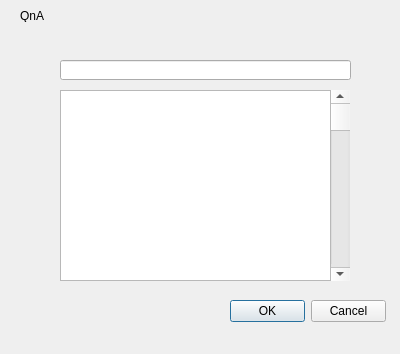
Above: FiveOfRuler/QNAWriteDialog.ui from simneol/JuDeP before the change. Below: the same form after it.
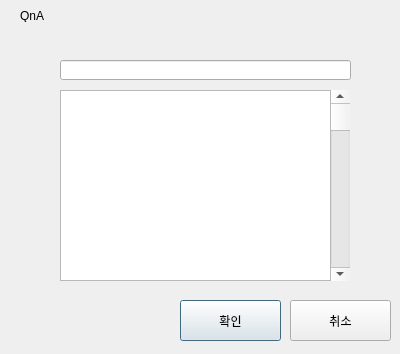
That is the form after the change.

The edit to the form file:
```diff
--- a/FiveOfRuler/QNAWriteDialog.ui
+++ b/FiveOfRuler/QNAWriteDialog.ui
@@ -13,19 +13,6 @@
   <property name="windowTitle">
    <string>Dialog</string>
   </property>
-  <widget class="QDialogButtonBox" name="sendcansel">
-   <property name="geometry">
-    <rect>
-     <x>230</x>
-     <y>300</y>
-     <width>156</width>
-     <height>23</height>
-    </rect>
-   </property>
-   <property name="standardButtons">
-    <set>QDialogButtonBox::Cancel|QDialogButtonBox::Ok</set>
-   </property>
-  </widget>
   <widget class="QScrollBar" name="scroll">
    <property name="geometry">
     <rect>
@@ -78,6 +65,32 @@
     </rect>
    </property>
   </widget>
+  <widget class="QPushButton" name="sendconfirm">
+   <property name="geometry">
+    <rect>
+     <x>180</x>
+     <y>300</y>
+     <width>101</width>
+     <height>41</height>
+    </rect>
+   </property>
+   <property name="text">
+    <string>확인</string>
+   </property>
+  </widget>
+  <widget class="QPushButton" name="sendcansel">
+   <property name="geometry">
+    <rect>
+     <x>290</x>
+     <y>300</y>
+     <width>101</width>
+     <height>41</height>
+    </rect>
+   </property>
+   <property name="text">
+    <string>취소</string>
+   </property>
+  </widget>
  </widget>
  <resources/>
  <connections/>
```
